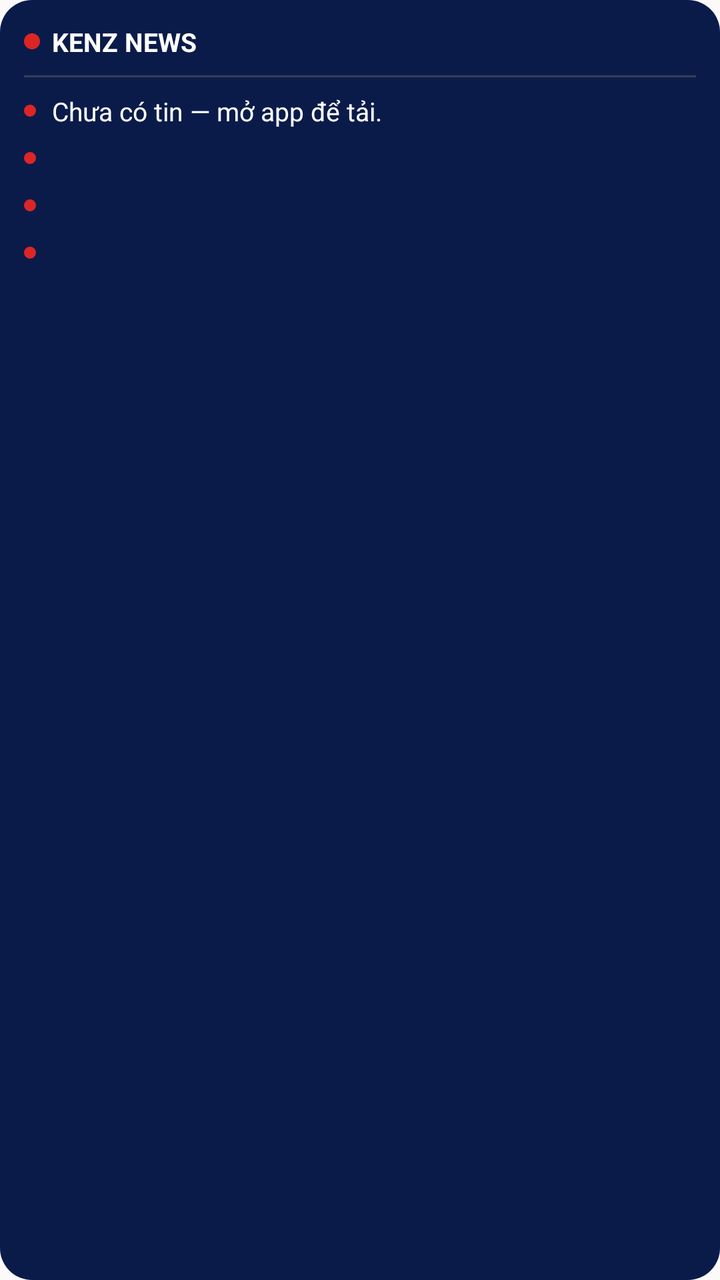
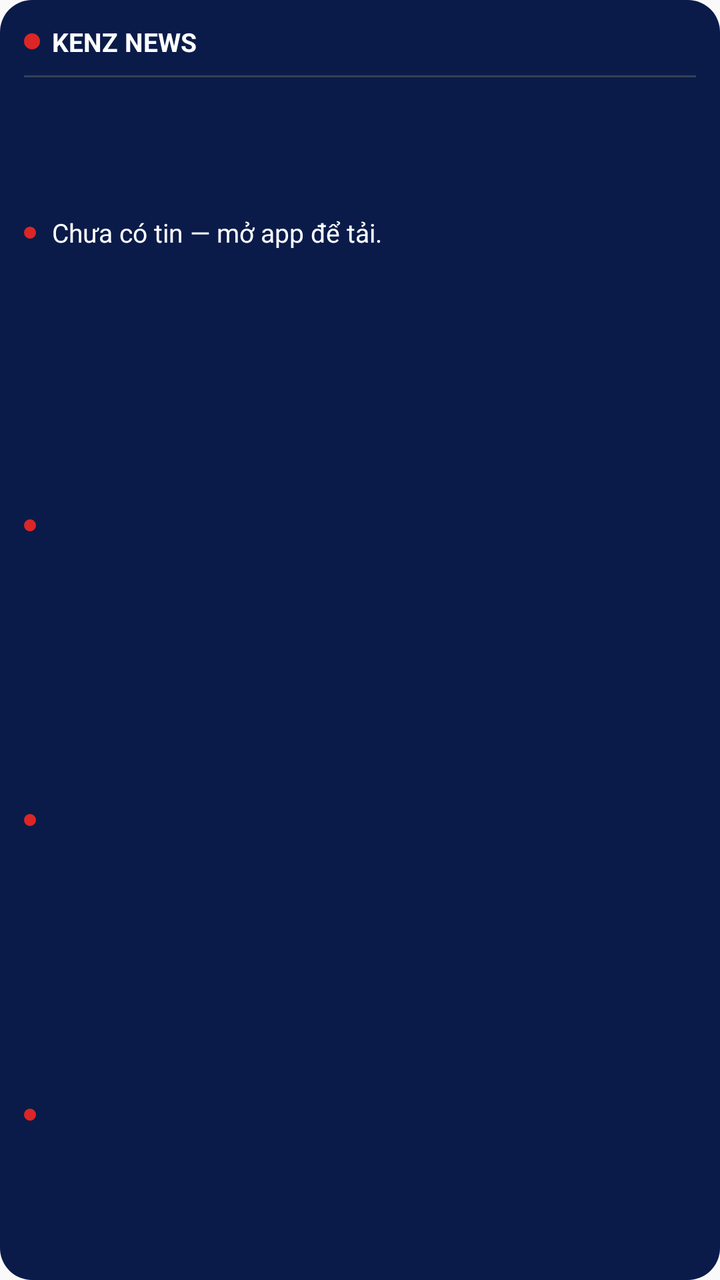

Two renders of the same Android screen: before a commit and after it. Below are the layout's source before the change and the commit's diff.
<!-- AndroidManifest.xml: application theme android:Theme.Material.Light.NoActionBar -->
<!-- res/layout/widget_news.xml -->
<?xml version="1.0" encoding="utf-8"?>
<LinearLayout xmlns:android="http://schemas.android.com/apk/res/android"
    android:id="@+id/widgetRoot"
    android:layout_width="match_parent" android:layout_height="match_parent"
    android:orientation="vertical" android:background="@drawable/widget_bg"
    android:padding="12dp">
    <LinearLayout android:layout_width="match_parent" android:layout_height="wrap_content"
        android:orientation="horizontal" android:gravity="center_vertical">
        <ImageView android:layout_width="8dp" android:layout_height="8dp"
            android:src="@drawable/dot_red" android:layout_marginRight="6dp" />
        <TextView android:id="@+id/widgetTitle" android:layout_width="0dp"
            android:layout_weight="1" android:layout_height="wrap_content"
            android:text="KENZ NEWS"
            android:textSize="13sp" android:textStyle="bold" android:textColor="#FFFFFF" />
        <TextView android:id="@+id/widgetTime" android:layout_width="wrap_content"
            android:layout_height="wrap_content" android:text=""
            android:textSize="12sp" android:textColor="#B9C6E0" />
    </LinearLayout>
    <View android:id="@+id/widgetDivider" android:layout_width="match_parent"
        android:layout_height="1dp" android:background="#334155"
        android:layout_marginTop="8dp" />
    <LinearLayout android:id="@+id/widgetRow1" android:layout_width="match_parent" android:layout_height="wrap_content"
        android:orientation="horizontal" android:gravity="center_vertical"
        android:paddingTop="8dp">
        <ImageView android:layout_width="6dp" android:layout_height="6dp"
            android:src="@drawable/dot_red" android:layout_marginRight="8dp" />
        <TextView android:id="@+id/widgetHead1" android:layout_width="0dp"
            android:layout_weight="1" android:layout_height="wrap_content"
            android:text="Chưa có tin — mở app để tải."
            android:textSize="13sp" android:textColor="#FFFFFF" android:maxLines="1"
            android:ellipsize="end" />
    </LinearLayout>
    <LinearLayout android:id="@+id/widgetRow2" android:layout_width="match_parent" android:layout_height="wrap_content"
        android:orientation="horizontal" android:gravity="center_vertical"
        android:paddingTop="6dp">
        <ImageView android:layout_width="6dp" android:layout_height="6dp"
            android:src="@drawable/dot_red" android:layout_marginRight="8dp" />
        <TextView android:id="@+id/widgetHead2" android:layout_width="0dp"
            android:layout_weight="1" android:layout_height="wrap_content"
            android:text=""
            android:textSize="13sp" android:textColor="#FFFFFF" android:maxLines="1"
            android:ellipsize="end" />
    </LinearLayout>
    <LinearLayout android:id="@+id/widgetRow3" android:layout_width="match_parent" android:layout_height="wrap_content"
        android:orientation="horizontal" android:gravity="center_vertical"
        android:paddingTop="6dp">
        <ImageView android:layout_width="6dp" android:layout_height="6dp"
            android:src="@drawable/dot_red" android:layout_marginRight="8dp" />
        <TextView android:id="@+id/widgetHead3" android:layout_width="0dp"
            android:layout_weight="1" android:layout_height="wrap_content"
            android:text=""
            android:textSize="13sp" android:textColor="#FFFFFF" android:maxLines="1"
            android:ellipsize="end" />
    </LinearLayout>
    <LinearLayout android:id="@+id/widgetRow4" android:layout_width="match_parent" android:layout_height="wrap_content"
        android:orientation="horizontal" android:gravity="center_vertical"
        android:paddingTop="6dp">
        <ImageView android:layout_width="6dp" android:layout_height="6dp"
            android:src="@drawable/dot_red" android:layout_marginRight="8dp" />
        <TextView android:id="@+id/widgetHead4" android:layout_width="0dp"
            android:layout_weight="1" android:layout_height="wrap_content"
            android:text=""
            android:textSize="13sp" android:textColor="#FFFFFF" android:maxLines="1"
            android:ellipsize="end" />
    </LinearLayout>
    
    <LinearLayout android:id="@+id/widgetRow5" android:layout_width="match_parent" android:layout_height="wrap_content"
        android:orientation="horizontal" android:gravity="center_vertical"
        android:paddingTop="6dp" android:visibility="gone">
        <ImageView android:layout_width="6dp" android:layout_height="6dp"
            android:src="@drawable/dot_red" android:layout_marginRight="8dp" />
        <TextView android:id="@+id/widgetHead5" android:layout_width="0dp"
            android:layout_weight="1" android:layout_height="wrap_content"
            android:text=""
            android:textSize="13sp" android:textColor="#FFFFFF" android:maxLines="1"
            android:ellipsize="end" />
    </LinearLayout>
    <LinearLayout android:id="@+id/widgetRow6" android:layout_width="match_parent" android:layout_height="wrap_content"
        android:orientation="horizontal" android:gravity="center_vertical"
        android:paddingTop="6dp" android:visibility="gone">
        <ImageView android:layout_width="6dp" android:layout_height="6dp"
            android:src="@drawable/dot_red" android:layout_marginRight="8dp" />
        <TextView android:id="@+id/widgetHead6" android:layout_width="0dp"
            android:layout_weight="1" android:layout_height="wrap_content"
            android:text=""
            android:textSize="13sp" android:textColor="#FFFFFF" android:maxLines="1"
            android:ellipsize="end" />
    </LinearLayout>
</LinearLayout>
<!-- resources referenced by this layout -->
<resources>
  <!-- drawable dot_red (drawable) -->
  <?xml version="1.0" encoding="utf-8"?>
  <shape xmlns:android="http://schemas.android.com/apk/res/android"
      android:shape="oval">
      <solid android:color="#DC2626" />
  </shape>
  <!-- drawable widget_bg (drawable) -->
  <?xml version="1.0" encoding="utf-8"?>
  <shape xmlns:android="http://schemas.android.com/apk/res/android"
      android:shape="rectangle">
      <solid android:color="#0A1B4A" />
      <corners android:radius="16dp" />
  </shape>
</resources>

<!-- the commit's change to res/layout/widget_news.xml (unified diff, before → after) -->
@@ -19,7 +19,7 @@
     <View android:id="@+id/widgetDivider" android:layout_width="match_parent"
         android:layout_height="1dp" android:background="#334155"
         android:layout_marginTop="8dp" />
-    <LinearLayout android:id="@+id/widgetRow1" android:layout_width="match_parent" android:layout_height="wrap_content"
+    <LinearLayout android:id="@+id/widgetRow1" android:layout_width="match_parent" android:layout_height="0dp" android:layout_weight="1"
         android:orientation="horizontal" android:gravity="center_vertical"
         android:paddingTop="8dp">
         <ImageView android:layout_width="6dp" android:layout_height="6dp"
@@ -30,7 +30,7 @@
             android:textSize="13sp" android:textColor="#FFFFFF" android:maxLines="1"
             android:ellipsize="end" />
     </LinearLayout>
-    <LinearLayout android:id="@+id/widgetRow2" android:layout_width="match_parent" android:layout_height="wrap_content"
+    <LinearLayout android:id="@+id/widgetRow2" android:layout_width="match_parent" android:layout_height="0dp" android:layout_weight="1"
         android:orientation="horizontal" android:gravity="center_vertical"
         android:paddingTop="6dp">
         <ImageView android:layout_width="6dp" android:layout_height="6dp"
@@ -41,7 +41,7 @@
             android:textSize="13sp" android:textColor="#FFFFFF" android:maxLines="1"
             android:ellipsize="end" />
     </LinearLayout>
-    <LinearLayout android:id="@+id/widgetRow3" android:layout_width="match_parent" android:layout_height="wrap_content"
+    <LinearLayout android:id="@+id/widgetRow3" android:layout_width="match_parent" android:layout_height="0dp" android:layout_weight="1"
         android:orientation="horizontal" android:gravity="center_vertical"
         android:paddingTop="6dp">
         <ImageView android:layout_width="6dp" android:layout_height="6dp"
@@ -52,7 +52,7 @@
             android:textSize="13sp" android:textColor="#FFFFFF" android:maxLines="1"
             android:ellipsize="end" />
     </LinearLayout>
-    <LinearLayout android:id="@+id/widgetRow4" android:layout_width="match_parent" android:layout_height="wrap_content"
+    <LinearLayout android:id="@+id/widgetRow4" android:layout_width="match_parent" android:layout_height="0dp" android:layout_weight="1"
         android:orientation="horizontal" android:gravity="center_vertical"
         android:paddingTop="6dp">
         <ImageView android:layout_width="6dp" android:layout_height="6dp"
@@ -64,7 +64,7 @@
             android:ellipsize="end" />
     </LinearLayout>
     
-    <LinearLayout android:id="@+id/widgetRow5" android:layout_width="match_parent" android:layout_height="wrap_content"
+    <LinearLayout android:id="@+id/widgetRow5" android:layout_width="match_parent" android:layout_height="0dp" android:layout_weight="1"
         android:orientation="horizontal" android:gravity="center_vertical"
         android:paddingTop="6dp" android:visibility="gone">
         <ImageView android:layout_width="6dp" android:layout_height="6dp"
@@ -75,7 +75,7 @@
             android:textSize="13sp" android:textColor="#FFFFFF" android:maxLines="1"
             android:ellipsize="end" />
     </LinearLayout>
-    <LinearLayout android:id="@+id/widgetRow6" android:layout_width="match_parent" android:layout_height="wrap_content"
+    <LinearLayout android:id="@+id/widgetRow6" android:layout_width="match_parent" android:layout_height="0dp" android:layout_weight="1"
         android:orientation="horizontal" android:gravity="center_vertical"
         android:paddingTop="6dp" android:visibility="gone">
         <ImageView android:layout_width="6dp" android:layout_height="6dp"
